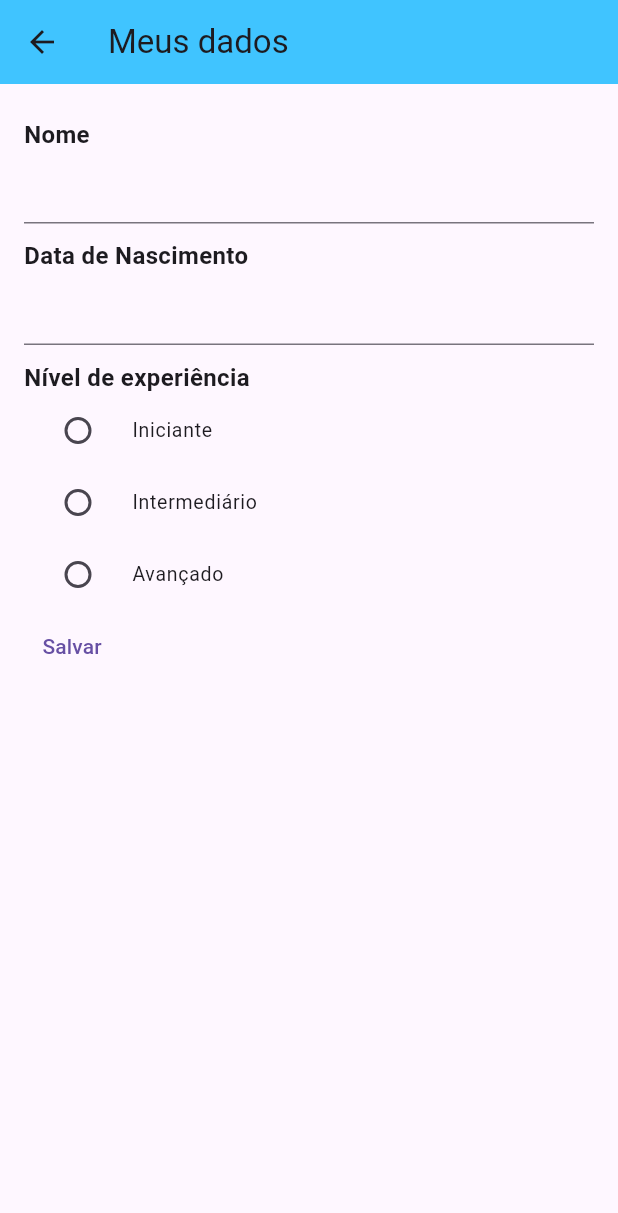
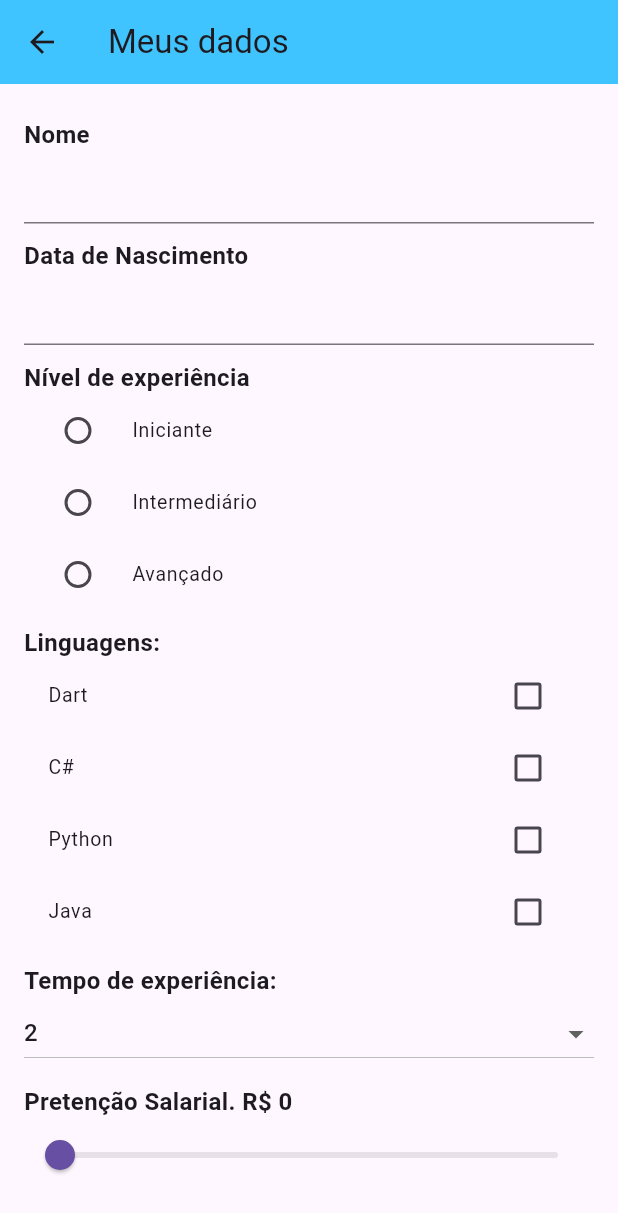
Before and after one commit to reynatojunior/login, a Flutter app: the DadosCadastraisPage screen opened directly, on a phone screen of 412 x 824 dp. Shown: the top 1213 px of the screen. Run offline on Flutter 3.47's test engine with Material 3 defaults, Android fonts, the phone set to English and light mode, and no system bars; our stand-ins replace floating_bottom_navigation_bar; network calls fail.

Commit message:
commit tempo_experiencia

```diff
--- a/lib/pages/dados_cadastrais.dart
+++ b/lib/pages/dados_cadastrais.dart
@@ -1,4 +1,5 @@
 import 'package:flutter/material.dart';
+import 'package:login/repositories/linguages_repository.dart';
 import 'package:login/repositories/nivel_repository.dart';
 import 'package:login/shared/widgets/text_label.dart';
 
@@ -15,15 +16,35 @@ class _DadosCadastraisPageState extends State<DadosCadastraisPage> {
       TextEditingController(text: "");
   DateTime? dataNascimento;
   var nivelRepository = NivelRepository();
+  var linguagensRepository = LinguagensRepository();
   var niveis = [];
   var nivelSelecionado = "";
+  var linguagens = [];
+  var linguagensSelecionadas = [];
+  double salarioEscolhido = 0;
+  int tempoExperiencia = 2;
 
   @override
   void initState() {
     // TODO: implement initState
     niveis = nivelRepository.retornaNiveis();
+    linguagens = linguagensRepository.retornaLinguagens();
 
     super.initState();
+  }
+
+  List<DropdownMenuItem<int>> returnItens(int quantidadeMaxima) {
+    var itens = <DropdownMenuItem<int>>[];
+    for (var i = 0; i <= quantidadeMaxima; i++) {
+      itens.add(
+        DropdownMenuItem(
+          child: Text(i.toString()),
+          value: i, // Valor 0 corresponde ao valor inicial
+        ),
+      );
+    }
+
+    return itens;
   }
 
   @override
@@ -36,8 +57,7 @@ class _DadosCadastraisPageState extends State<DadosCadastraisPage> {
         ),
         body: Padding(
           padding: EdgeInsets.symmetric(vertical: 12, horizontal: 16),
-          child:
-              Column(crossAxisAlignment: CrossAxisAlignment.start, children: [
+          child: ListView(children: [
             TextLabel(texto: "Nome"),
             TextField(
               controller: nomeController,
@@ -73,6 +93,50 @@ class _DadosCadastraisPageState extends State<DadosCadastraisPage> {
                           });
                         }))
                     .toList()),
+            TextLabel(texto: "Linguagens:"),
+            Column(
+              children: linguagens
+                  .map((linguagem) => CheckboxListTile(
+                      dense: true,
+                      title: Text(linguagem),
+                      value: linguagensSelecionadas.contains(linguagem),
+                      onChanged: (bool? value) {
+                        if (value!) {
+                          setState(() {
+                            linguagensSelecionadas.add(linguagem);
+                          });
+                        } else {
+                          setState(() {
+                            linguagensSelecionadas.remove(linguagem);
+                          });
+                        }
+                      }))
+                  .toList(),
+            ),
+            TextLabel(texto: "Tempo de experiência:"),
+            DropdownButton(
+              value: tempoExperiencia,
+              isExpanded: true,
+              items: returnItens(50),
+              // Adicione outros itens conforme necessário
+              onChanged: (value) {
+                setState(() {
+                  tempoExperiencia = value!;
+                });
+              },
+            ),
+            TextLabel(
+                texto:
+                    "Pretenção Salarial. R\$ ${salarioEscolhido.round().toString()}"),
+            Slider(
+                min: 0,
+                max: 10000,
+                value: salarioEscolhido,
+                onChanged: (double value) {
+                  setState(() {
+                    salarioEscolhido = value;
+                  });
+                }),
             TextButton(
               onPressed: () {
                 print(nomeController.text);
--- /dev/null
+++ b/lib/repositories/linguages_repository.dart
@@ -0,0 +1,5 @@
+class LinguagensRepository {
+  List<String> retornaLinguagens() {
+    return ["Dart", "C#", "Python", "Java"];
+  }
+}
```
